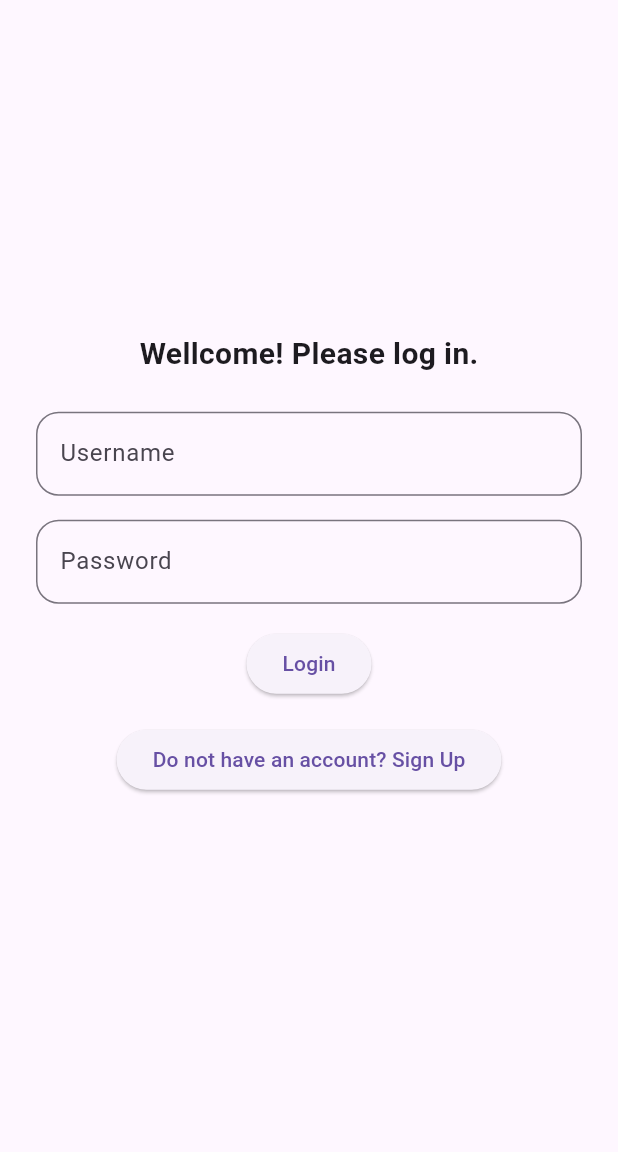
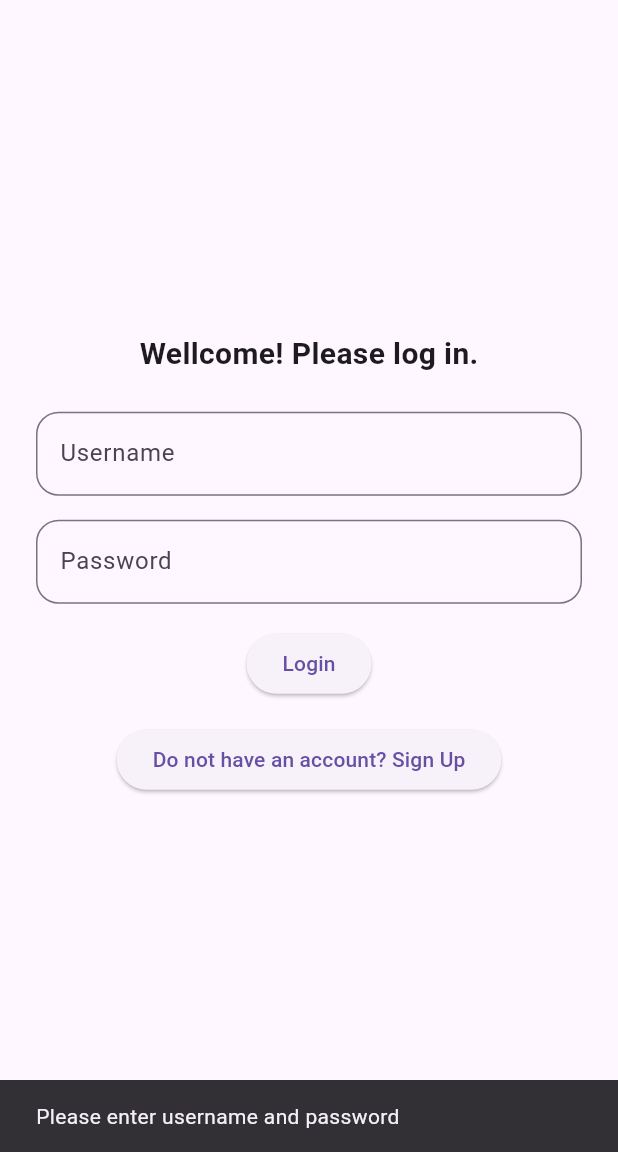
Before and after one commit to ake144/flutter-app, a Flutter app: the screen it shows after launch, after a tap on "Login", on a phone screen of 412 x 824 dp, the part 84-1236 px from its top. Run offline on Flutter 3.47's test engine with Material 3 defaults, Android fonts, the phone set to English and light mode, and no system bars; our stand-ins replace bloc, equatable, faker, firebase_auth, firebase_core, firebase_database and 6 more; accounts and stored records are empty; network calls fail.

Commit message:
auth stuff modified

```diff
--- a/lib/data/repositories/auths_repository.dart
+++ b/lib/data/repositories/auths_repository.dart
@@ -33,8 +33,8 @@ class LoginRepository {
      context.go('/');
 
     } else {
-      print('Login error');
-      // Handle error (body contains error details)
+       print('Login error');
+
     }
     client.close();
   } catch (e) {
--- a/lib/presentation/bloc/auth_bloc/auth_bloc.dart
+++ b/lib/presentation/bloc/auth_bloc/auth_bloc.dart
@@ -38,7 +38,8 @@ class AuthBloc  extends Bloc<AuthEvent, AuthState> {
         await _storage.write(key: 'token', value: token);
 
         emit(state.copyWith(
-            isAuthenticated: true,  token: token));
+            isAuthenticated: true,
+             token: token));
       } else {
         emit(state.copyWith(
             isAuthenticated: false,
--- a/lib/presentation/bloc/auth_bloc/auth_event.dart
+++ b/lib/presentation/bloc/auth_bloc/auth_event.dart
@@ -12,7 +12,7 @@ class AuthLoginRequested extends AuthEvent {
   final String username;
   final String password;
 
-  AuthLoginRequested({required this.username, required this.password});
+  const AuthLoginRequested({required this.username, required this.password});
 
   @override
   List<Object?> get props => [username, password];
--- a/lib/presentation/screens/auth/login_screen.dart
+++ b/lib/presentation/screens/auth/login_screen.dart
@@ -1,11 +1,11 @@
 
 import 'package:flutter/material.dart';
 import 'package:go_router/go_router.dart';
-import 'package:my_flutter_app/data/repositories/auths_repository.dart';
 import 'package:flutter/services.dart';
-import 'dart:convert';
-import 'dart:io';
-
+import 'package:flutter_bloc/flutter_bloc.dart';
+import 'package:my_flutter_app/presentation/bloc/auth_bloc/auth_bloc.dart';
+import 'package:my_flutter_app/presentation/bloc/auth_bloc/auth_event.dart';
+import 'package:my_flutter_app/presentation/bloc/auth_bloc/auth_state.dart';
 import 'package:my_flutter_app/presentation/widgets/nav_bar.dart';
 
 class LoginScreen extends StatefulWidget {
@@ -13,23 +13,40 @@ class LoginScreen extends StatefulWidget {
 
 
       @override
-  State<LoginScreen> createState() => _loginScreenState();
+  State<LoginScreen> createState() => _LoginScreenState();
 }
 
-
-
-  class _loginScreenState extends State<LoginScreen>{
+  class _LoginScreenState extends State<LoginScreen>{
     TextEditingController phoneController = TextEditingController();
 
     TextEditingController usernameController = TextEditingController();
     TextEditingController passwordController = TextEditingController();
+    bool _isSubmitting = false;
 
 
 
   @override
   Widget build(BuildContext context) {
+    return BlocListener<AuthBloc, AuthState>(
+      listener: (context, state) {
+        // Stop any local loading indicator
+        if (_isSubmitting) {
+          setState(() {
+            _isSubmitting = false;
+          });
+        }
 
-    return Scaffold(
+        if (state.isAuthenticated) {
+          // If authenticated, navigate to home (main also reacts to state)
+          // Use named route if defined in your app routes
+          context.goNamed('home-screen');
+        } else if (state.errorMessage != null) {
+          ScaffoldMessenger.of(context).showSnackBar(
+            SnackBar(content: Text(state.errorMessage!)),
+          );
+        }
+      },
+      child: Scaffold(
         appBar: AppBar(
           title: const Text('Login Screen', style: TextStyle(color: Colors.white), textAlign: TextAlign.center),
           backgroundColor: Colors.blueAccent,
@@ -42,7 +59,7 @@ class LoginScreen extends StatefulWidget {
               mainAxisAlignment: MainAxisAlignment.center,
               children: [
                 const Text('Wellcome! Please log in.', style: TextStyle(fontSize: 20, fontWeight: FontWeight.bold), ),
-                SizedBox(height: 24.0),
+                const SizedBox(height: 24.0),
                 TextField(
                   controller: usernameController,
                   decoration: const InputDecoration(
@@ -53,7 +70,7 @@ class LoginScreen extends StatefulWidget {
                   ),
                   keyboardType: TextInputType.text,
                 ),
-                SizedBox(height: 16.0),
+                const SizedBox(height: 16.0),
                 TextField(
                   controller: passwordController,
                   decoration: const InputDecoration(
@@ -64,27 +81,49 @@ class LoginScreen extends StatefulWidget {
                   ),
                   obscureText: true,
                 ),
-                SizedBox(height: 16.0),
+                const SizedBox(height: 16.0),
                 ElevatedButton(
-                  onPressed: () {
+                  onPressed: _isSubmitting
+                      ? null
+                      : () {
                           final username = usernameController.text.trim();
                           final password = passwordController.text.trim();
-                    LoginRepository.LoginUser(context, username, password);
 
+                          // Basic local validation
+                          if (username.isEmpty || password.isEmpty) {
+                            ScaffoldMessenger.of(context).showSnackBar(
+                              const SnackBar(content: Text('Please enter username and password')),
+                            );
+                            return;
+                          }
+
+                          setState(() {
+                            _isSubmitting = true;
+                          });
+
+                          // Dispatch event to AuthBloc
+                          context.read<AuthBloc>().add(
+                                AuthLoginRequested(username: username, password: password),
+                              );
                         },
-                  child: const Text('Login'),
+                  child: _isSubmitting
+                      ? const SizedBox(
+                          width: 18,
+                          height: 18,
+                          child: CircularProgressIndicator(strokeWidth: 2, color: Colors.white),
+                        )
+                      : const Text('Login'),
                 ),
-                SizedBox(height: 16.0),
+                const SizedBox(height: 16.0),
                 ElevatedButton(
                   onPressed: () {
                     context.go('/signup');
                   },
                   child: const Text('Do not have an account? Sign Up'),
                 ),
-                SizedBox(height: 16.0),
+                const SizedBox(height: 16.0),
                 // TextField(
                 //   controller: phoneController,
-
                 //   decoration: const InputDecoration(
                 //     labelText: 'Phone Number',
                 //     border: OutlineInputBorder(
@@ -100,7 +139,7 @@ class LoginScreen extends StatefulWidget {
                 //   onPressed: () {
                 //     final raw = phoneController.text.trim();
                 //     final digits = raw.replaceAll(RegExp(r'\D'), '');
-
+                //
                 //     if (digits.length == 12) {
                 //       final e164 = '+$digits';
                 //       AuthRepository.verifyPhoneNumber(context, e164);
@@ -112,14 +151,11 @@ class LoginScreen extends StatefulWidget {
                 //   },
                 //   child: const Text('Login'),
                 // ),
-              ]
+              ],
             ),
-
-
-          )
-
           ),
-
+        ),
+      ),
     );
   }
 
--- a/lib/presentation/screens/course/course_detail_screen.dart
+++ b/lib/presentation/screens/course/course_detail_screen.dart
@@ -10,7 +10,7 @@ class CourseDetailScreen extends StatelessWidget   {
 
   @override
   Widget build(BuildContext context) {
-    final Map<String, String> course = CourseList.firstWhere((course) => course['id'] == courseId);
+    final Map<String, String> course = courseList.firstWhere((course) => course['id'] == courseId);
 
     return Scaffold(
       appBar: AppBar(
@@ -73,7 +73,7 @@ class CourseDetailScreen extends StatelessWidget   {
 }
 
 
-final CourseList = [
+final courseList = [
   {
     "id": '1',
     'title': 'Flutter for Beginners',
```
Also changed, not shown: 1 other file. Lines whose indentation alone changed are shown as unchanged.
